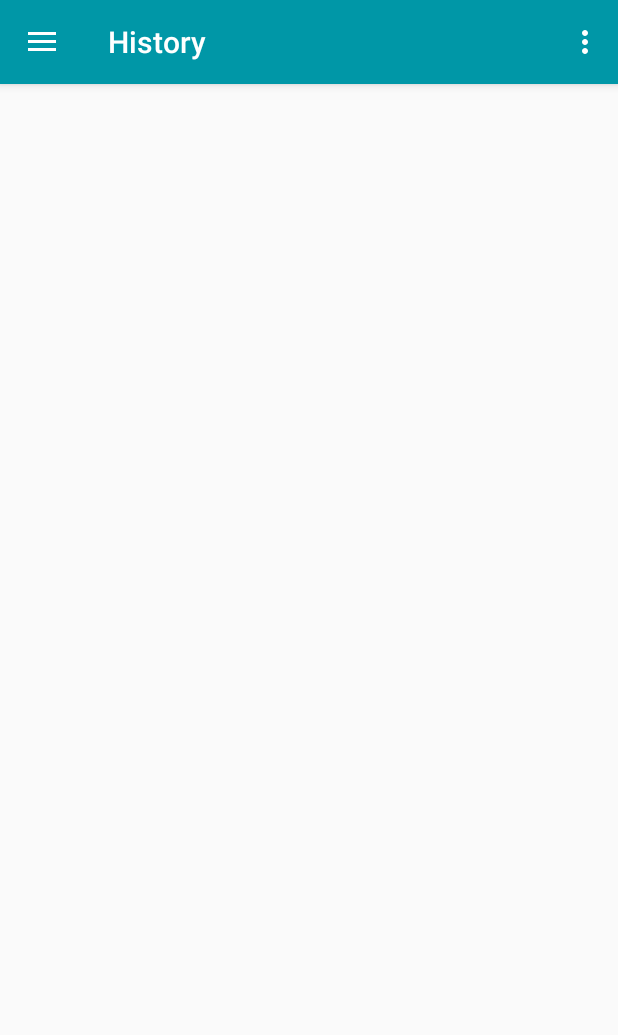
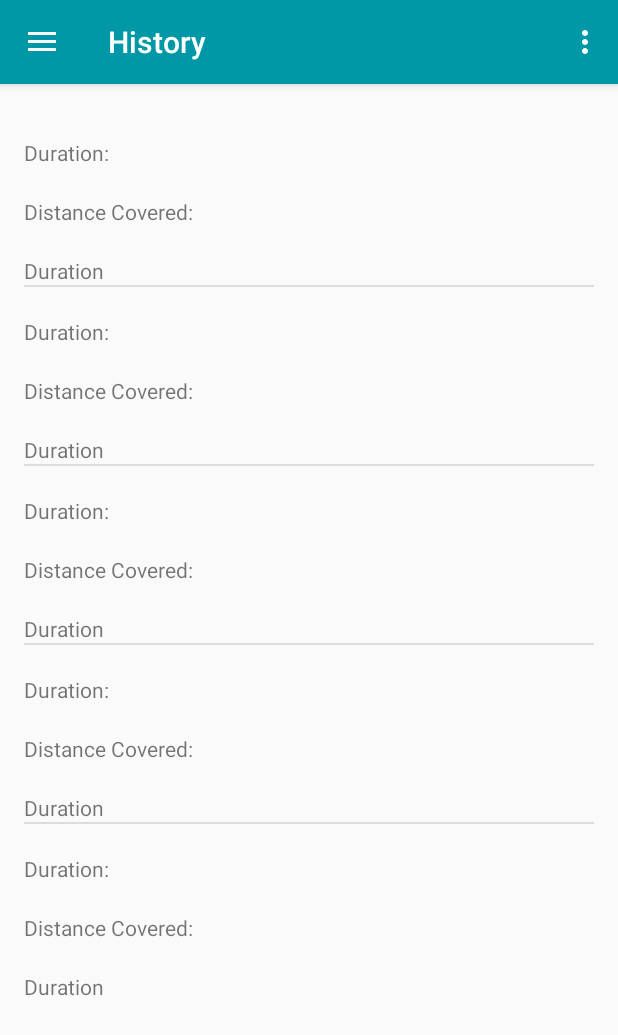
Before and after one commit to MaheshSinghSawant/CSC780Android, an Android app: the HistoryScreen screen opened directly, with no data from a screen before it, on a phone screen of 412 x 824 dp. Shown: the top 1035 px of the screen. Run offline under Robolectric (Android 15) with nearby library versions, the phone set to English and light mode, and no system bars.

Commit message:
Added List adapter to History Screen

```diff
--- /dev/null
+++ b/BoltFitnessTracker/app/src/main/java/com/example/mahesh/boltfitnesstracker/HistoryListAdapter.java
@@ -0,0 +1,62 @@
+package com.example.mahesh.boltfitnesstracker;
+
+import android.content.Context;
+import android.view.LayoutInflater;
+import android.view.View;
+import android.view.ViewGroup;
+import android.widget.BaseAdapter;
+import android.widget.TextView;
+
+/**
+ * Created by Mahesh on 11/18/15.
+ */
+public class HistoryListAdapter extends BaseAdapter {
+
+    private Context context;
+
+    public HistoryListAdapter(Context context) {
+
+        this.context = context;
+
+    }
+
+    @Override
+    public int getCount() {
+        return 5;
+        // hardcoded to 5, but will probably be number of days in history
+
+    }
+
+    @Override
+    public Object getItem(int position) {
+        return null;
+    }
+
+    @Override
+    public long getItemId(int position) {
+        return 0;
+    }
+
+    @Override
+    public View getView(int position, View convertView, ViewGroup parent) {
+
+        LayoutInflater inflater = (LayoutInflater) context.getSystemService(Context.LAYOUT_INFLATER_SERVICE);
+        View rowview = inflater.inflate(R.layout.each_list_item,parent,false);
+
+
+        // code for rowview : one day of history in this case it just says hi.
+        //but you can add the function to get the history data
+        //say if you want to add steps on that day make corresponding view in each_list_item and add its here with function call
+
+        TextView time_item = (TextView) rowview.findViewById(R.id.time_item);
+        time_item.setText("Duration: ");
+
+        TextView distance_item = (TextView) rowview.findViewById(R.id.distance_item);
+        distance_item.setText("Distance Covered:");
+
+        TextView calories_item = (TextView) rowview.findViewById(R.id.calories_item);
+        calories_item.setText("Duration");
+
+        return rowview;
+    }
+}
--- a/BoltFitnessTracker/app/src/main/java/com/example/mahesh/boltfitnesstracker/HistoryScreen.java
+++ b/BoltFitnessTracker/app/src/main/java/com/example/mahesh/boltfitnesstracker/HistoryScreen.java
@@ -10,14 +10,22 @@ import android.support.v7.app.AppCompatActivity;
 import android.support.v7.widget.Toolbar;
 import android.view.Menu;
 import android.view.MenuItem;
+import android.widget.ListView;
 
 public class HistoryScreen extends AppCompatActivity
         implements NavigationView.OnNavigationItemSelectedListener {
+
+    ListView listView;
+    HistoryListAdapter adapter;
 
     @Override
     protected void onCreate(Bundle savedInstanceState) {
         super.onCreate(savedInstanceState);
         setContentView(R.layout.activity_history_screen);
+        listView = (ListView)findViewById(R.id.historylist);
+
+        adapter = new HistoryListAdapter(HistoryScreen.this);
+        listView.setAdapter(adapter);
         Toolbar toolbar = (Toolbar) findViewById(R.id.toolbar);
         setSupportActionBar(toolbar);
 
--- a/BoltFitnessTracker/app/src/main/java/com/example/mahesh/boltfitnesstracker/HomeScreen.java
+++ b/BoltFitnessTracker/app/src/main/java/com/example/mahesh/boltfitnesstracker/HomeScreen.java
@@ -113,9 +113,6 @@ public class HomeScreen extends AppCompatActivity
         accel = sensorManager.getDefaultSensor(Sensor.TYPE_ACCELEROMETER);
         simpleStepDetector = new SimpleStepDetector();
         simpleStepDetector.registerListener(this);
-
-
-
 
     }
 
--- a/BoltFitnessTracker/app/src/main/res/layout/content_history_screen.xml
+++ b/BoltFitnessTracker/app/src/main/res/layout/content_history_screen.xml
@@ -12,4 +12,11 @@
     tools:showIn="@layout/app_bar_history_screen"
     tools:context="com.example.mahesh.boltfitnesstracker.HistoryScreen">
 
+    <ListView
+        android:layout_width="match_parent"
+        android:layout_height="wrap_content"
+        android:id="@+id/historylist"
+        >
+    </ListView>
+
 </RelativeLayout>
--- /dev/null
+++ b/BoltFitnessTracker/app/src/main/res/layout/each_list_item.xml
@@ -0,0 +1,27 @@
+<?xml version="1.0" encoding="utf-8"?>
+<LinearLayout xmlns:android="http://schemas.android.com/apk/res/android"
+    android:orientation="vertical" android:layout_width="match_parent"
+    android:layout_height="match_parent">
+
+    <TextView
+        android:id="@+id/time_item"
+        android:layout_width="match_parent"
+        android:layout_height="wrap_content"
+        android:layout_marginTop="20dp"
+        />
+
+    <TextView
+        android:id="@+id/distance_item"
+        android:layout_width="match_parent"
+        android:layout_height="wrap_content"
+        android:layout_marginTop="20dp"
+        />
+
+    <TextView
+        android:id="@+id/calories_item"
+        android:layout_width="match_parent"
+        android:layout_height="wrap_content"
+        android:layout_marginTop="20dp"
+        />
+
+</LinearLayout>
```
